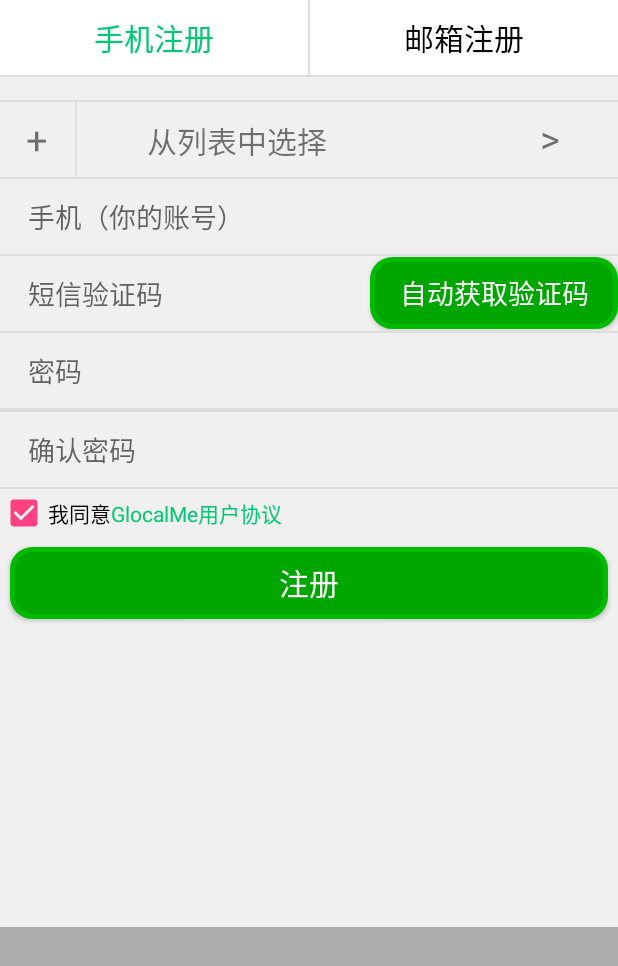
After one commit to wrh123456/zhjt, an Android app: the Register screen opened directly, with no data from a screen before it, on a phone screen of 412 x 824 dp. The commit adds this screen. Shown: the top 966 px of the screen. Run offline under Robolectric (Android 15) with nearby library versions, the phone set to English and light mode, and no system bars.

Commit message:
已完成登录注册页面

```diff
--- a/app/src/main/AndroidManifest.xml
+++ b/app/src/main/AndroidManifest.xml
@@ -9,8 +9,7 @@
         android:roundIcon="@mipmap/ic_launcher_round"
         android:supportsRtl="true"
         android:theme="@style/AppTheme">
-        <activity android:name=".MainActivity">
-        </activity>
+        <activity android:name=".MainActivity" />
         <activity android:name=".Welcome">
             <intent-filter>
                 <action android:name="android.intent.action.MAIN" />
@@ -18,6 +17,8 @@
                 <category android:name="android.intent.category.LAUNCHER" />
             </intent-filter>
         </activity>
+        <activity android:name=".Login" />
+        <activity android:name=".Register"></activity>
     </application>
 
 </manifest>
--- /dev/null
+++ b/app/src/main/java/com/example/zhjt/Register.java
@@ -0,0 +1,44 @@
+package com.example.zhjt;
+
+import android.support.v7.app.AppCompatActivity;
+import android.os.Bundle;
+import android.view.View;
+import android.widget.Button;
+import android.widget.CheckBox;
+import android.widget.EditText;
+
+public class Register extends AppCompatActivity implements View.OnClickListener{
+    private EditText phone;//手机，账号
+    private EditText yanzheng;//短信验证码
+    private Button button_yan;//验证码按钮
+    private EditText et_pass;//密码
+    private EditText et_pass2;//重复密码
+    private CheckBox checkbox_yes;//同意协议
+    private Button yesRegister;//注册按钮
+
+    @Override
+    protected void onCreate(Bundle savedInstanceState) {
+        super.onCreate(savedInstanceState);
+        setContentView(R.layout.activity_register);
+        phone=(EditText)findViewById(R.id.et_phone);
+        yanzheng=(EditText)findViewById(R.id.et_yanzheng);
+        et_pass=(EditText)findViewById(R.id.et_pass);
+        et_pass2=(EditText)findViewById(R.id.et_pass2);
+        checkbox_yes=(CheckBox)findViewById(R.id.checkbox_yes);
+        button_yan=(Button)findViewById(R.id.button_yanzheng);
+        yesRegister=(Button)findViewById(R.id.yesRegister);
+
+    }
+
+    @Override
+    public void onClick(View v) {
+        switch (v.getId()){
+            case R.id.button_yanzheng:
+                break;
+            case R.id.yesRegister:
+                break;
+            default:break;
+        }
+
+    }
+}
--- /dev/null
+++ b/app/src/main/res/drawable-v24/bt_yanzheng.xml
@@ -0,0 +1,7 @@
+<?xml version="1.0" encoding="utf-8"?>
+<shape xmlns:android="http://schemas.android.com/apk/res/android"
+    android:shape="rectangle">
+    <corners android:radius="20px"/>
+    <solid android:color="#00a600"/>
+    <stroke android:width="3dp" android:color="#00bb00"/>
+</shape>
--- /dev/null
+++ b/app/src/main/res/drawable-v24/et_background.xml
@@ -0,0 +1,6 @@
+<?xml version="1.0" encoding="utf-8"?>
+<shape xmlns:android="http://schemas.android.com/apk/res/android"
+    android:shape="rectangle">
+    <solid android:color="@android:color/transparent"/>
+    <stroke android:width="3dp" android:color="#000"/>
+</shape>
--- /dev/null
+++ b/app/src/main/res/drawable-v24/radiobutton_bg.xml
@@ -0,0 +1,5 @@
+<?xml version="1.0" encoding="utf-8"?>
+<selector xmlns:android="http://schemas.android.com/apk/res/android" >
+    <item android:state_checked="true" android:color="#02c874" ></item>
+    <item android:state_checked="false" android:color="#000"></item>
+</selector>
--- /dev/null
+++ b/app/src/main/res/layout/activity_register.xml
@@ -0,0 +1,227 @@
+<?xml version="1.0" encoding="utf-8"?>
+<LinearLayout xmlns:android="http://schemas.android.com/apk/res/android"
+    android:layout_width="match_parent"
+    android:layout_height="match_parent"
+    android:orientation="vertical"
+    android:background="#adadad"
+    >
+    <LinearLayout
+        android:layout_width="match_parent"
+        android:layout_height="0dp"
+        android:layout_weight="3"
+        android:orientation="vertical"
+        android:background="#f0f0f0"
+        >
+        <RadioGroup
+            android:id="@+id/register_type"
+            android:layout_width="match_parent"
+            android:layout_height="wrap_content"
+            android:orientation="horizontal"
+            android:background="#fff"
+            >
+                <RadioButton
+                    android:id="@+id/phone_register"
+                    android:layout_width="0px"
+                    android:layout_weight="1"
+                    android:layout_height="50sp"
+                    android:text="手机注册"
+                    android:button="@null"
+                    android:gravity="center"
+                    android:textSize="20sp"
+                    android:checked="true"
+                    android:textColor="@drawable/radiobutton_bg"
+                    />
+                <View
+                    android:layout_width="2px"
+                    android:layout_height="50sp"
+                    android:layout_gravity="center"
+                    android:background="#dddddd"
+                    />
+                <RadioButton
+                    android:id="@+id/phone_email"
+                    android:layout_width="0px"
+                    android:layout_weight="1"
+                    android:layout_height="50sp"
+                    android:text="邮箱注册"
+                    android:button="@null"
+                    android:gravity="center"
+                    android:textSize="20sp"
+                    android:textColor="@drawable/radiobutton_bg"
+                    />
+            </RadioGroup>
+        <View
+            android:layout_width="match_parent"
+            android:layout_height="2px"
+            android:layout_gravity="center"
+            android:background="#dddddd"
+            />
+        <View
+            android:layout_width="match_parent"
+            android:layout_height="2px"
+            android:layout_gravity="center"
+            android:background="#dddddd"
+            android:layout_marginTop="15dp"
+            />
+        <LinearLayout
+            android:layout_width="match_parent"
+            android:layout_height="50dp"
+            android:orientation="horizontal"
+            >
+            <TextView
+                android:layout_width="50dp"
+                android:layout_height="50dp"
+                android:text="+"
+                android:textSize="25sp"
+                android:gravity="center"
+                />
+            <View
+                android:layout_width="2px"
+                android:layout_height="50sp"
+                android:layout_gravity="center"
+                android:background="#dddddd"
+                />
+            <LinearLayout
+                android:layout_width="match_parent"
+                android:layout_height="match_parent"
+                android:orientation="horizontal"
+                >
+                <TextView
+                    android:layout_width="0dp"
+                    android:layout_weight="6"
+                    android:layout_height="wrap_content"
+                    android:text="          从列表中选择"
+                    android:textSize="20sp"
+                    android:layout_marginTop="10px"
+                    />
+                <TextView
+                    android:layout_width="0dp"
+                    android:layout_weight="1"
+                    android:layout_height="wrap_content"
+                    android:layout_marginTop="10px"
+                    android:text=">"
+                    android:textSize="25sp"
+                    />
+                </LinearLayout>
+
+        </LinearLayout>
+        <View
+            android:layout_width="match_parent"
+            android:layout_height="2px"
+            android:layout_gravity="center"
+            android:background="#dddddd"
+            />
+        <EditText
+            android:id="@+id/et_phone"
+            android:layout_width="match_parent"
+            android:layout_height="50dp"
+            android:hint="    手机（你的账号）"
+            android:background="@null"
+            />
+        <View
+            android:layout_width="match_parent"
+            android:layout_height="2px"
+            android:layout_gravity="center"
+            android:background="#dddddd"
+            />
+        <LinearLayout
+            android:layout_width="match_parent"
+            android:layout_height="wrap_content"
+            android:orientation="horizontal">
+            <EditText
+                android:id="@+id/et_yanzheng"
+                android:layout_width="0dp"
+                android:layout_weight="3"
+                android:layout_height="50dp"
+                android:hint="    短信验证码"
+                android:background="@null"
+                />
+            <Button
+                android:id="@+id/button_yanzheng"
+                android:layout_width="0dp"
+                android:layout_weight="2"
+                android:layout_height="wrap_content"
+                android:text="自动获取验证码"
+                android:textSize="18sp"
+                android:textColor="#fff"
+                android:background="@drawable/bt_yanzheng"
+                />
+        </LinearLayout>
+
+        <View
+            android:layout_width="match_parent"
+            android:layout_height="2px"
+            android:layout_gravity="center"
+            android:background="#dddddd"
+            />
+        <EditText
+            android:id="@+id/et_pass"
+            android:layout_width="match_parent"
+            android:layout_height="50dp"
+            android:hint="    密码"
+            android:background="@null"
+            />
+        <View
+            android:layout_width="match_parent"
+            android:layout_height="2px"
+            android:layout_gravity="center"
+            android:background="#dddddd"
+            />
+        <View
+            android:layout_width="match_parent"
+            android:layout_height="2px"
+            android:layout_gravity="center"
+            android:background="#dddddd"
+            />
+        <EditText
+            android:id="@+id/et_pass2"
+            android:layout_width="match_parent"
+            android:layout_height="50dp"
+            android:hint="    确认密码"
+            android:background="@null"
+            />
+        <View
+            android:layout_width="match_parent"
+            android:layout_height="2px"
+            android:layout_gravity="center"
+            android:background="#dddddd"
+            />
+        <LinearLayout
+            android:layout_width="match_parent"
+            android:layout_height="wrap_content"
+            android:orientation="horizontal"
+            >
+            <CheckBox
+                android:id="@+id/checkbox_yes"
+                android:layout_width="wrap_content"
+                android:layout_height="wrap_content"
+                android:text="我同意"
+                android:checked="true"
+                />
+            <TextView
+                android:layout_width="wrap_content"
+                android:layout_height="wrap_content"
+                android:text="GlocalMe用户协议"
+                android:textColor="#02c874"
+                />
+        </LinearLayout>
+        <Button
+            android:id="@+id/yesRegister"
+            android:layout_width="match_parent"
+            android:layout_height="wrap_content"
+            android:layout_margin="10px"
+            android:text="注册"
+            android:textSize="20sp"
+            android:background="@drawable/bt_yanzheng"
+            android:textColor="#fff"
+            />
+
+
+    </LinearLayout>
+    <LinearLayout
+        android:layout_width="match_parent"
+        android:layout_height="0dp"
+        android:layout_weight="1"
+        ></LinearLayout>
+
+
+</LinearLayout>
```
Also changed, not shown: app/src/main/java/com/example/zhjt/Login.java (added, +46 -0 lines), app/src/main/java/com/example/zhjt/Welcome.java (+20 -2 lines), app/src/main/res/drawable-v24/bt_background.xml (added, +7 -0 lines), app/src/main/res/layout/activity_login.xml (added, +93 -0 lines), app/src/main/res/layout/activity_welcome.xml (+11 -0 lines), app/src/main/res/drawable-v24/tou.jpeg (added).
